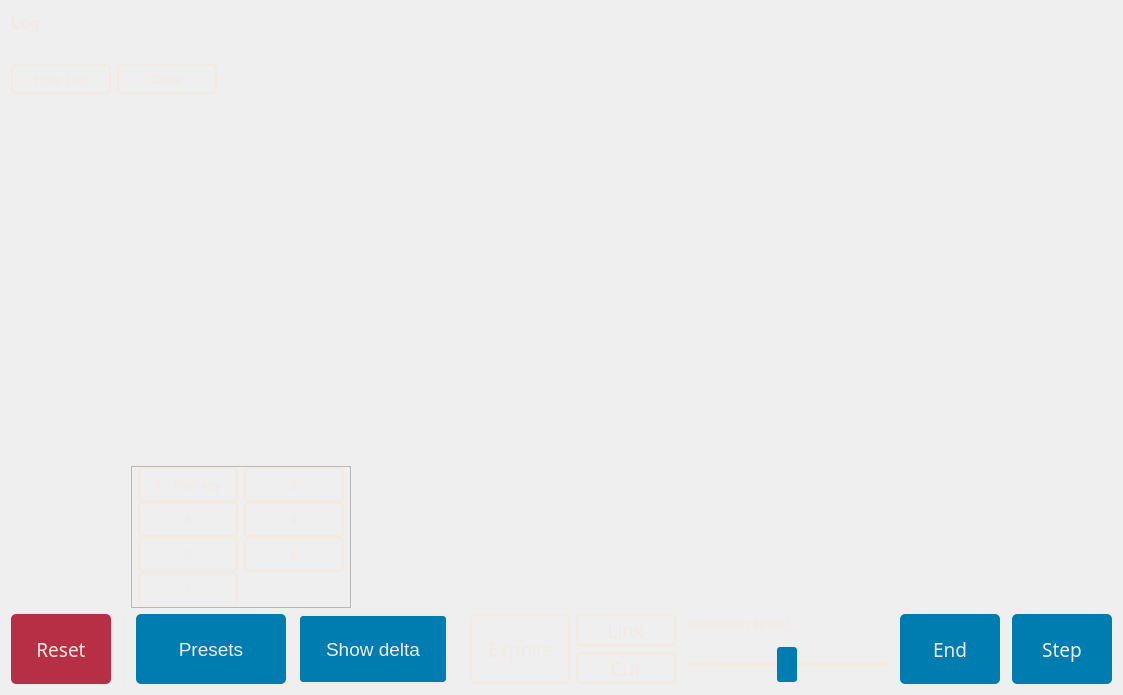
Before: the Qt Designer form code/FrameUiComponetns.ui in sufftea/Link-Cut-Treeez, drawn with Qt 5.
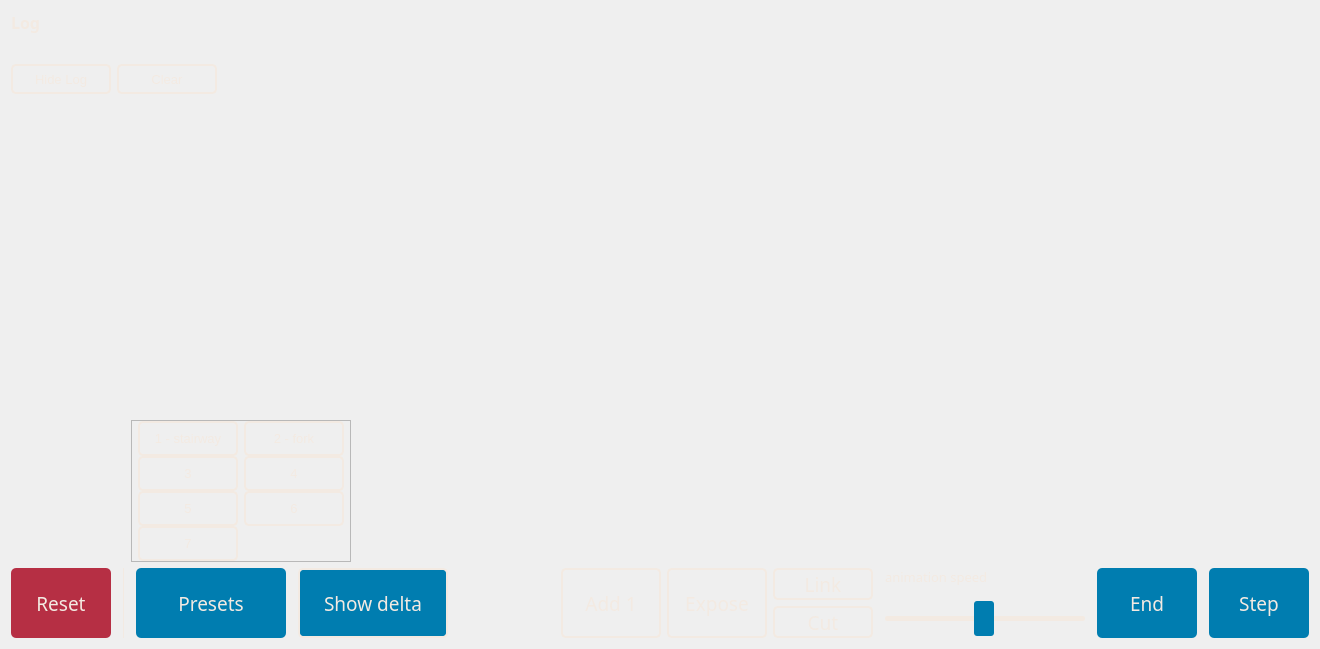
After: the same form once the commit is applied.

The edit to the form file:
```diff
--- a/code/FrameUiComponetns.ui
+++ b/code/FrameUiComponetns.ui
@@ -6,8 +6,8 @@
    <rect>
     <x>0</x>
     <y>0</y>
-    <width>1123</width>
-    <height>695</height>
+    <width>1320</width>
+    <height>649</height>
    </rect>
   </property>
   <property name="windowTitle">
@@ -646,7 +646,7 @@
 }</string>
             </property>
             <property name="text">
-             <string>2</string>
+             <string>2 - fork</string>
             </property>
            </widget>
           </item>
@@ -864,6 +864,7 @@
         </property>
         <property name="font">
          <font>
+          <family>Microsoft YaHei Light</family>
           <pointsize>14</pointsize>
          </font>
         </property>
@@ -908,6 +909,7 @@
         </property>
         <property name="font">
          <font>
+          <family>Microsoft YaHei Light</family>
           <pointsize>14</pointsize>
          </font>
         </property>
@@ -949,72 +951,7 @@
          <property name="bottomMargin">
           <number>0</number>
          </property>
-         <item row="0" column="2">
-          <widget class="QPushButton" name="pushButtonLink">
-           <property name="sizePolicy">
-            <sizepolicy hsizetype="Expanding" vsizetype="Expanding">
-             <horstretch>0</horstretch>
-             <verstretch>0</verstretch>
-            </sizepolicy>
-           </property>
-           <property name="minimumSize">
-            <size>
-             <width>100</width>
-             <height>0</height>
-            </size>
-           </property>
-           <property name="maximumSize">
-            <size>
-             <width>100</width>
-             <height>16777215</height>
-            </size>
-           </property>
-           <property name="font">
-            <font>
-             <family>Microsoft YaHei Light</family>
-             <pointsize>14</pointsize>
-            </font>
-           </property>
-           <property name="styleSheet">
-            <string notr="true">QPushButton {
-color: rgb(243, 234, 226);
-background-color: transparent;
-
-border-radius: 5px;
-border: 2px solid;
-border-color: rgb(243, 234, 226);
-}
-QPushButton:enabled:hover {
-background-color: rgb(0, 125, 176);
-}
-QPushButton:enabled:pressed {
-background-color:  rgb(0, 105, 156);
-}
-QPushButton:disabled {
-border-color: rgba(243, 234, 226, 100);
-color:  rgba(243, 234, 226, 100);
-background-color: rgba(255, 255, 255, 20);
-}</string>
-           </property>
-           <property name="text">
-            <string>Link</string>
-           </property>
-          </widget>
-         </item>
-         <item row="0" column="0">
-          <spacer name="horizontalSpacer">
-           <property name="orientation">
-            <enum>Qt::Horizontal</enum>
-           </property>
-           <property name="sizeHint" stdset="0">
-            <size>
-             <width>482</width>
-             <height>20</height>
-            </size>
-           </property>
-          </spacer>
-         </item>
-         <item row="1" column="2">
+         <item row="1" column="3">
           <widget class="QPushButton" name="pushButtonCut">
            <property name="sizePolicy">
             <sizepolicy hsizetype="Expanding" vsizetype="Expanding">
@@ -1066,7 +1003,7 @@
            </property>
           </widget>
          </item>
-         <item row="0" column="1" rowspan="2">
+         <item row="0" column="2" rowspan="2">
           <widget class="QPushButton" name="pushButtonExpose">
            <property name="sizePolicy">
             <sizepolicy hsizetype="Expanding" vsizetype="Expanding">
@@ -1118,6 +1055,123 @@
            </property>
           </widget>
          </item>
+         <item row="0" column="3">
+          <widget class="QPushButton" name="pushButtonLink">
+           <property name="sizePolicy">
+            <sizepolicy hsizetype="Expanding" vsizetype="Expanding">
+             <horstretch>0</horstretch>
+             <verstretch>0</verstretch>
+            </sizepolicy>
+           </property>
+           <property name="minimumSize">
+            <size>
+             <width>100</width>
+             <height>0</height>
+            </size>
+           </property>
+           <property name="maximumSize">
+            <size>
+             <width>100</width>
+             <height>16777215</height>
+            </size>
+           </property>
+           <property name="font">
+            <font>
+             <family>Microsoft YaHei Light</family>
+             <pointsize>14</pointsize>
+            </font>
+           </property>
+           <property name="styleSheet">
+            <string notr="true">QPushButton {
+color: rgb(243, 234, 226);
+background-color: transparent;
+
+border-radius: 5px;
+border: 2px solid;
+border-color: rgb(243, 234, 226);
+}
+QPushButton:enabled:hover {
+background-color: rgb(0, 125, 176);
+}
+QPushButton:enabled:pressed {
+background-color:  rgb(0, 105, 156);
+}
+QPushButton:disabled {
+border-color: rgba(243, 234, 226, 100);
+color:  rgba(243, 234, 226, 100);
+background-color: rgba(255, 255, 255, 20);
+}</string>
+           </property>
+           <property name="text">
+            <string>Link</string>
+           </property>
+          </widget>
+         </item>
+         <item row="0" column="1" rowspan="2">
+          <widget class="QPushButton" name="pushButtonAdd">
+           <property name="sizePolicy">
+            <sizepolicy hsizetype="Expanding" vsizetype="Expanding">
+             <horstretch>0</horstretch>
+             <verstretch>0</verstretch>
+            </sizepolicy>
+           </property>
+           <property name="minimumSize">
+            <size>
+             <width>100</width>
+             <height>0</height>
+            </size>
+           </property>
+           <property name="maximumSize">
+            <size>
+             <width>100</width>
+             <height>16777215</height>
+            </size>
+           </property>
+           <property name="font">
+            <font>
+             <family>Microsoft YaHei Light</family>
+             <pointsize>14</pointsize>
+            </font>
+           </property>
+           <property name="styleSheet">
+            <string notr="true">QPushButton {
+color: rgb(243, 234, 226);
+background-color: transparent;
+
+border-radius: 5px;
+border: 2px solid;
+border-color: rgb(243, 234, 226);
+}
+QPushButton:enabled:hover {
+background-color: rgb(0, 125, 176);
+}
+QPushButton:enabled:pressed {
+background-color:  rgb(0, 105, 156);
+}
+QPushButton:disabled {
+border-color: rgba(243, 234, 226, 100);
+color:  rgba(243, 234, 226, 100);
+background-color: rgba(255, 255, 255, 20);
+}</string>
+           </property>
+           <property name="text">
+            <string>Add 1</string>
+           </property>
+          </widget>
+         </item>
+         <item row="0" column="0" rowspan="2">
+          <spacer name="horizontalSpacer">
+           <property name="orientation">
+            <enum>Qt::Horizontal</enum>
+           </property>
+           <property name="sizeHint" stdset="0">
+            <size>
+             <width>482</width>
+             <height>20</height>
+            </size>
+           </property>
+          </spacer>
+         </item>
         </layout>
        </widget>
       </item>
```
Left out of the diff: 4 changed lines with no effect on the pictures.
